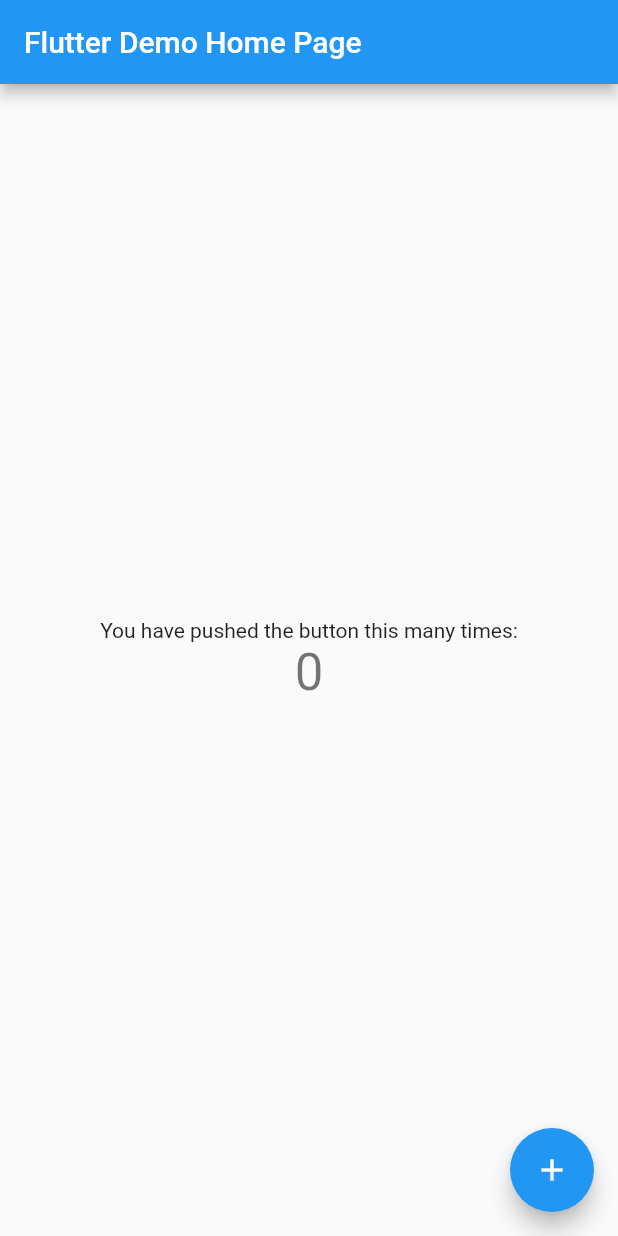
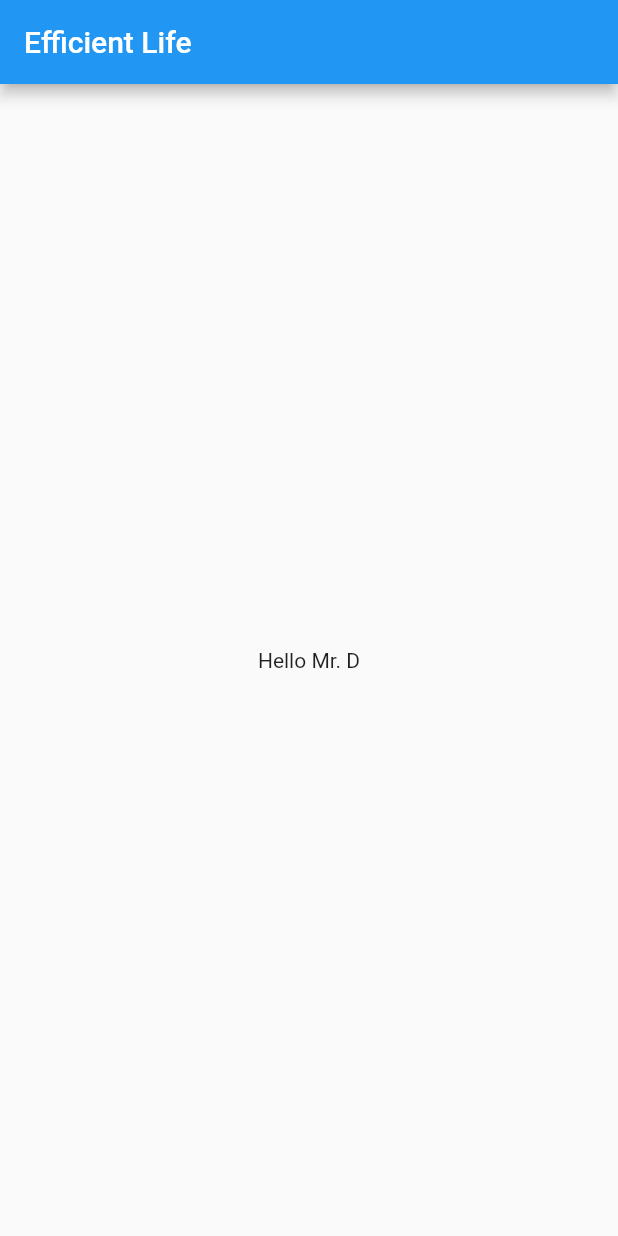
Before and after one commit to alpd11/Efficient_Life, a Flutter app: the screen it shows after launch, on a phone screen of 412 x 824 dp. Run offline on Flutter 3.47's test engine with Material 2 defaults, Android fonts, the phone set to English and light mode, and no system bars.

Commit message:
Fial Structure hazirlandi

```diff
--- a/lib/main.dart
+++ b/lib/main.dart
@@ -1,113 +1,35 @@
 import 'package:flutter/material.dart';
+
+// MR D... Projeyi baslatirken olur da crashlerse her zaman terminalden (veya editorunde varsa ordan) "flutter pub get" yap belki duzelir.
 
 void main() {
   runApp(MyApp());
 }
 
 class MyApp extends StatelessWidget {
-  // This widget is the root of your application.
   @override
   Widget build(BuildContext context) {
     return MaterialApp(
-      title: 'Flutter Demo',
-      theme: ThemeData(
-        // This is the theme of your application.
-        //
-        // Try running your application with "flutter run". You'll see the
-        // application has a blue toolbar. Then, without quitting the app, try
-        // changing the primarySwatch below to Colors.green and then invoke
-        // "hot reload" (press "r" in the console where you ran "flutter run",
-        // or simply save your changes to "hot reload" in a Flutter IDE).
-        // Notice that the counter didn't reset back to zero; the application
-        // is not restarted.
-        primarySwatch: Colors.blue,
-      ),
-      home: MyHomePage(title: 'Flutter Demo Home Page'),
+      title: 'Efficient Life',
+      home: Home(),
     );
   }
 }
 
-class MyHomePage extends StatefulWidget {
-  MyHomePage({Key key, this.title}) : super(key: key);
-
-  // This widget is the home page of your application. It is stateful, meaning
-  // that it has a State object (defined below) that contains fields that affect
-  // how it looks.
-
-  // This class is the configuration for the state. It holds the values (in this
-  // case the title) provided by the parent (in this case the App widget) and
-  // used by the build method of the State. Fields in a Widget subclass are
-  // always marked "final".
-
-  final String title;
-
-  @override
-  _MyHomePageState createState() => _MyHomePageState();
-}
-
-class _MyHomePageState extends State<MyHomePage> {
-  int _counter = 0;
-
-  void _incrementCounter() {
-    setState(() {
-      // This call to setState tells the Flutter framework that something has
-      // changed in this State, which causes it to rerun the build method below
-      // so that the display can reflect the updated values. If we changed
-      // _counter without calling setState(), then the build method would not be
-      // called again, and so nothing would appear to happen.
-      _counter++;
-    });
-  }
-
+// Home Page
+class Home extends StatelessWidget {
   @override
   Widget build(BuildContext context) {
-    // This method is rerun every time setState is called, for instance as done
-    // by the _incrementCounter method above.
-    //
-    // The Flutter framework has been optimized to make rerunning build methods
-    // fast, so that you can just rebuild anything that needs updating rather
-    // than having to individually change instances of widgets.
-    return Scaffold(
-      appBar: AppBar(
-        // Here we take the value from the MyHomePage object that was created by
-        // the App.build method, and use it to set our appbar title.
-        title: Text(widget.title),
-      ),
-      body: Center(
-        // Center is a layout widget. It takes a single child and positions it
-        // in the middle of the parent.
-        child: Column(
-          // Column is also a layout widget. It takes a list of children and
-          // arranges them vertically. By default, it sizes itself to fit its
-          // children horizontally, and tries to be as tall as its parent.
-          //
-          // Invoke "debug painting" (press "p" in the console, choose the
-          // "Toggle Debug Paint" action from the Flutter Inspector in Android
-          // Studio, or the "Toggle Debug Paint" command in Visual Studio Code)
-          // to see the wireframe for each widget.
-          //
-          // Column has various properties to control how it sizes itself and
-          // how it positions its children. Here we use mainAxisAlignment to
-          // center the children vertically; the main axis here is the vertical
-          // axis because Columns are vertical (the cross axis would be
-          // horizontal).
-          mainAxisAlignment: MainAxisAlignment.center,
-          children: <Widget>[
-            Text(
-              'You have pushed the button this many times:',
-            ),
-            Text(
-              '$_counter',
-              style: Theme.of(context).textTheme.headline4,
-            ),
-          ],
+    return MaterialApp(
+      title: 'Efficient Life',
+      home: Scaffold(
+        appBar: AppBar(
+          title: Text('Efficient Life'),
+        ),
+        body: Center(
+          child: Text('Hello Mr. D'),
         ),
       ),
-      floatingActionButton: FloatingActionButton(
-        onPressed: _incrementCounter,
-        tooltip: 'Increment',
-        child: Icon(Icons.add),
-      ), // This trailing comma makes auto-formatting nicer for build methods.
     );
   }
 }
--- a/pubspec.yaml
+++ b/pubspec.yaml
@@ -27,7 +27,7 @@
 
   # The following adds the Cupertino Icons font to your application.
   # Use with the CupertinoIcons class for iOS style icons.
-  cupertino_icons: ^1.0.2
+  cupertino_icons: ^1.0.0
 
 dev_dependencies:
   flutter_test:
```
Also changed, not shown: pubspec.lock, 2 other files.
